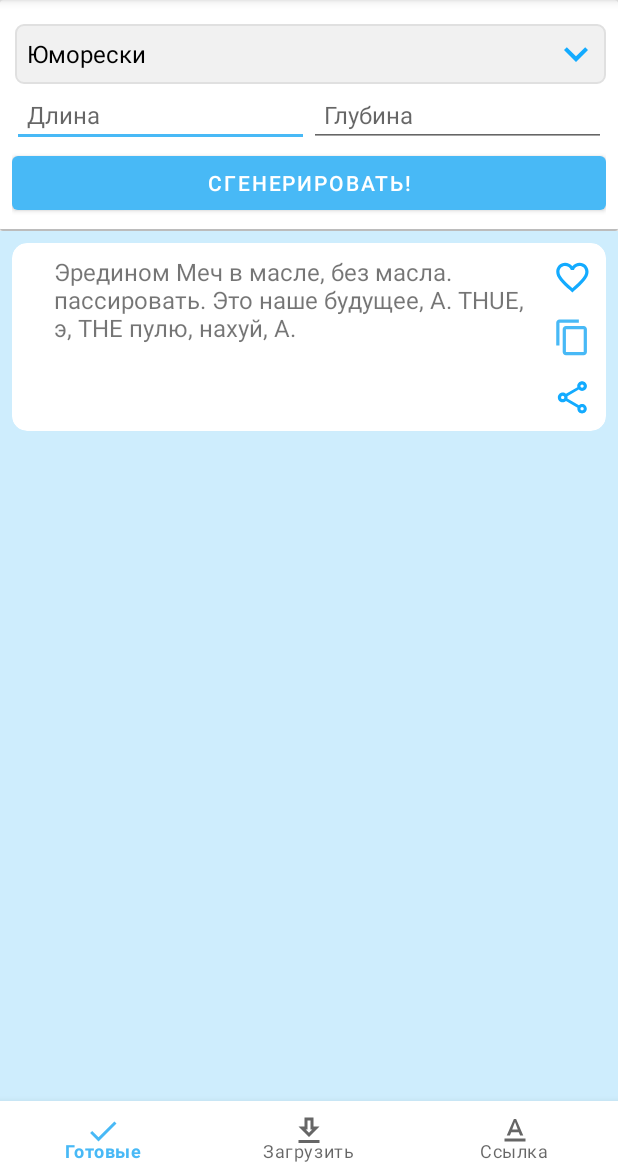
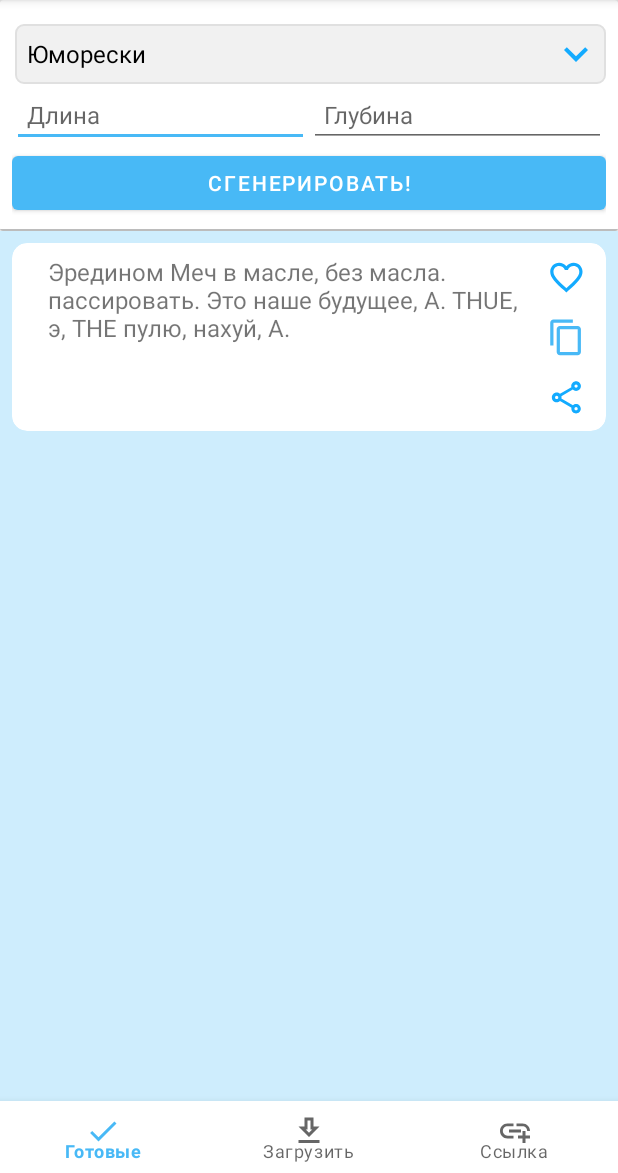
Before and after one commit to JavsTeam/TextBuilder-app, an Android app: the screen it shows after launch (MainActivity), after a tap on "СГЕНЕРИРОВАТЬ!", on a phone screen of 412 x 824 dp, the part 63-1236 px from its top. Run offline under Robolectric (Android 15) with nearby library versions, the phone set to English and light mode, and no system bars; our stand-ins replace Room's generated code, navigation-ui.

Commit message:
Minor refactor

```diff
--- a/app/build.gradle
+++ b/app/build.gradle
@@ -12,7 +12,7 @@ android {
         minSdkVersion 29
         targetSdkVersion 29
         versionCode 1
-        versionName "2.3 stable"
+        versionName "2.5 stable"
         multiDexEnabled true
 
         testInstrumentationRunner "androidx.test.runner.AndroidJUnitRunner"
--- a/app/src/main/AndroidManifest.xml
+++ b/app/src/main/AndroidManifest.xml
@@ -5,9 +5,9 @@
 
     <application
         android:allowBackup="true"
-        android:icon="@drawable/app_icon"
+        android:icon="@drawable/app_icon_light"
         android:label="@string/app_name"
-        android:roundIcon="@drawable/app_icon"
+        android:roundIcon="@drawable/app_icon_light"
         android:supportsRtl="true"
         android:theme="@style/Theme.TextBuilder">
 
--- a/app/src/main/java/com/textbuilder/db/providers/CardHandler.kt
+++ b/app/src/main/java/com/textbuilder/db/providers/CardHandler.kt
@@ -60,13 +60,13 @@ class CardHandler(private val database: CardsOperational) {
         }
     }
 
-    fun updateCardData(updatedCardId: Int) { // iwueyriweryiuwr!!!!
+    fun updateCardData(updatedCardId: Int) {
         updateCardData(database.cardsDao().findById(updatedCardId))
     }
 
     fun changeFavoriteStatus(cardId: Int) {
         val card = getCard(cardId)
-        if(card != null) { // card doesnt exist
+        if(card != null) { // If card doesnt exist
             card.isFavorite = !card.isFavorite
             updateCardData(card)
         }
--- a/app/src/main/java/com/textbuilder/ui/MainActivity.kt
+++ b/app/src/main/java/com/textbuilder/ui/MainActivity.kt
@@ -23,50 +23,38 @@ class MainActivity : AppCompatActivity(), UpdateListener {
     }
 
     private var displayFragment: DisplayFragment? = null
-    var sourceList: ArrayList<String> = ArrayList()
 
     override fun onCreate(savedInstanceState: Bundle?) {
         super.onCreate(savedInstanceState)
         setContentView(R.layout.activity_main)
         AppCompatDelegate.setDefaultNightMode(AppCompatDelegate.MODE_NIGHT_NO)
 
+        // Checking and restoring preferences storage if necessary
         val preferencesHandler = PreferencesHandler(this)
         preferencesHandler.logState()
-
         createDefaultSetOfSources()
 
+        // Setting up navigation host for Jetpack's Navigation component framework
         val navHostFragment =
             supportFragmentManager.findFragmentById(R.id.nav_host_fragment) as NavHostFragment
         val navController = navHostFragment.navController
 
+        // Setting up navigation view for Jetpack's Navigation component framework
         val bottomNavigationView: BottomNavigationView =
             findViewById(R.id.main_bottom_navigation_view)
         bottomNavigationView.setupWithNavController(navController)
 
-        var isDisplayingAll = true
-        displayFragment =
-            supportFragmentManager.findFragmentById(R.id.fragment_display) as DisplayFragment
-
+        // Setting up update listener of ActivityMain to let spinner know, when to rebuild itself
         val interactionFragment =
             navHostFragment.childFragmentManager.fragments[0] as GenerateFragment
         interactionFragment.setListener(this)
 
-        val buttonScaleAnimation: Animation =
-            AnimationUtils.loadAnimation(this, R.anim.button_scale)
-        val favoriteButton: ImageButton = findViewById(R.id.toolbar_button_favorite)
-        val hostFragmentLayout: View = findViewById(R.id.nav_host_fragment)
-        favoriteButton.setOnClickListener {
-            it.startAnimation(buttonScaleAnimation)
-            if (isDisplayingAll) {
-                displayFragment?.displayFavorite()
-                hostFragmentLayout.visibility = View.GONE
-            } else {
-                displayFragment?.displayAll()
-                hostFragmentLayout.visibility = View.VISIBLE
-            }
-            isDisplayingAll = !isDisplayingAll
-        }
-        displayFragment?.displayAll() // crutch for first launch
+        initLikeButton(findViewById(R.id.toolbar_button_favorite))
+
+        // Displaying all cards by default
+        displayFragment =
+            supportFragmentManager.findFragmentById(R.id.fragment_display) as DisplayFragment
+        displayFragment?.displayAll() // for first launch
     }
 
     private fun createDefaultSetOfSources() {
@@ -94,8 +82,26 @@ class MainActivity : AppCompatActivity(), UpdateListener {
         }
     }
 
+    // Serve for handling display of general and favorite lists of cards
+    private fun initLikeButton(favoriteButton: ImageButton) {
+        var isDisplayingAll = true
+        val buttonScaleAnimation: Animation =
+            AnimationUtils.loadAnimation(this, R.anim.button_scale)
+        val hostFragmentLayout: View = findViewById(R.id.nav_host_fragment)
+        favoriteButton.setOnClickListener {
+            it.startAnimation(buttonScaleAnimation)
+            if (isDisplayingAll) {
+                displayFragment?.displayFavorite()
+                hostFragmentLayout.visibility = View.GONE
+            } else {
+                displayFragment?.displayAll()
+                hostFragmentLayout.visibility = View.VISIBLE
+            }
+            isDisplayingAll = !isDisplayingAll
+        }
+    }
+
     override fun onUpdate() {
-        Thread.sleep(20) // waiting for db
         displayFragment?.displayAll()
     }
 }
--- a/app/src/main/java/com/textbuilder/ui/display/DisplayFragment.kt
+++ b/app/src/main/java/com/textbuilder/ui/display/DisplayFragment.kt
@@ -11,11 +11,8 @@ import com.example.textbuilder.R
 import com.textbuilder.db.CardsDatabase
 import com.textbuilder.db.FavoriteCardsDatabase
 import com.textbuilder.db.providers.CardHandler
-import com.textbuilder.service.Logger
 import com.textbuilder.ui.display.recyclerview.Adapter
 import com.textbuilder.ui.display.recyclerview.Card
-import kotlinx.coroutines.GlobalScope
-import kotlinx.coroutines.launch
 
 class DisplayFragment : Fragment() {
     var recyclerView: RecyclerView? = null
--- a/app/src/main/java/com/textbuilder/ui/generate/GenerateFragment.kt
+++ b/app/src/main/java/com/textbuilder/ui/generate/GenerateFragment.kt
@@ -1,23 +1,23 @@
 package com.textbuilder.ui.generate
 
-import android.app.Activity
 import android.os.Bundle
 import android.view.LayoutInflater
 import android.view.View
 import android.view.ViewGroup
-import android.view.inputmethod.InputMethodManager
-import android.widget.*
+import android.widget.ArrayAdapter
+import android.widget.Button
+import android.widget.EditText
+import android.widget.Spinner
 import androidx.fragment.app.Fragment
+import com.example.textbuilder.R
+import com.textbuilder.db.CardEntity
+import com.textbuilder.db.CardsDatabase
+import com.textbuilder.db.providers.CardHandler
 import com.textbuilder.gen.TextBuilder
-import com.example.textbuilder.R
-import com.textbuilder.db.CardsDatabase
-import com.textbuilder.db.CardEntity
 import com.textbuilder.service.FileHandler
+import com.textbuilder.service.Misc
 import com.textbuilder.service.PreferencesHandler
 import com.textbuilder.ui.UpdateListener
-import com.textbuilder.ui.upload.dialog.DeleteByTagDialogFragment
-import kotlinx.coroutines.GlobalScope
-import kotlinx.coroutines.launch
 
 class GenerateFragment : Fragment() {
     private var spinner: Spinner? = null
@@ -52,7 +52,6 @@ class GenerateFragment : Fragment() {
         spinner.adapter = adapter
     }
 
-
     private fun initTextEditors(lengthEditText: EditText, depthEditText: EditText) {
         this.lengthEditText = lengthEditText
         this.depthEditText = depthEditText
@@ -60,14 +59,9 @@ class GenerateFragment : Fragment() {
 
     private var updateListener: UpdateListener? = null
 
-    // to allow activity pass command to update cards in ReadySourceFragment
-    fun setListener(listener: UpdateListener) {
-        updateListener = listener
-    }
-
     private fun initButtonGenerate(generateButton: Button) {
         generateButton.setOnClickListener {
-            hideKeyboard()
+            Misc.hideKeyboard(requireActivity())
             val lengthStr = lengthEditText?.text.toString()
             val depthStr = depthEditText?.text.toString()
             val type = spinner?.selectedItemPosition
@@ -79,41 +73,22 @@ class GenerateFragment : Fragment() {
                 if (depth in 1..3) { // input ok
                     handleTextGeneration(type!!, length, depth)
                     updateListener?.onUpdate()
-                } else makeToast("Укажите глубину алгоритма от 1 до 3")
-            } else makeToast("Укажите длину текста от 0 до 1000")
+                } else Misc.toast(requireContext(), "Укажите глубину алгоритма от 1 до 3")
+            } else Misc.toast(requireContext(), "Укажите длину текста от 0 до 1000")
 
         }
     }
 
     private fun handleTextGeneration(sourceId: Int, length: Int, depth: Int) {
         val sourcesList = PreferencesHandler(requireActivity()).getSourceTagList()
-        val text = getText(sourceId, length, depth)
+        val text = getGeneratedText(sourceId, length, depth)
         saveToDB(sourcesList[sourceId], text)
     }
 
-    private fun hideKeyboard() {
-        val focusedView: View? = requireActivity().currentFocus
-        focusedView?.clearFocus()
-        val imm: InputMethodManager =
-            requireContext().getSystemService(Activity.INPUT_METHOD_SERVICE) as InputMethodManager
-        imm.hideSoftInputFromWindow(focusedView?.windowToken, 0)
-    }
-
-    // TODO: No net database connection
-    private fun getText(sourceId: Int, length: Int, depth: Int): String {
-        return getGeneratedText(sourceId, length, depth)
-    }
-
     private fun saveToDB(tag: String, text: String) {
-        val db = CardsDatabase(requireContext())
-        GlobalScope.launch {
-            db.cardsDao().insert(CardEntity(0, tag, text, false))
-            db.cardsDao().deleteOverLimit()
-        }
-    }
-
-    private fun makeToast(text: String) {
-        Toast.makeText(requireContext(), text, Toast.LENGTH_SHORT).show()
+        val handler = CardHandler(CardsDatabase(requireContext()))
+        handler.addCard(CardEntity(0, tag, text, false))
+        handler.deleteOverLimit()
     }
 
     private fun getGeneratedText(sourceId: Int, length: Int, depth: Int): String {
@@ -128,9 +103,11 @@ class GenerateFragment : Fragment() {
             requireContext(),
             sourceText
         )
-
-
-
         return textBuilder.getText(length)
     }
+
+    // To allow activity pass commands to update cards
+    fun setListener(listener: UpdateListener) {
+        updateListener = listener
+    }
 }
--- a/app/src/main/java/com/textbuilder/ui/parser/ParserFragment.kt
+++ b/app/src/main/java/com/textbuilder/ui/parser/ParserFragment.kt
@@ -76,9 +76,7 @@ class ParserFragment : Fragment() {
     }
 
     private fun getParsedText(link: String, amount: Int): String {
-        // https://vk.com/public158343732
         val domain = link.substring(15)
-        Logger.d(domain)
 
         var py: Python? = null
         py = if (!Python.isStarted()) {
--- /dev/null
+++ b/app/src/main/res/drawable/ic_link_24.xml
@@ -0,0 +1,5 @@
+<vector android:height="24dp" android:tint="#13ABFF"
+    android:viewportHeight="24" android:viewportWidth="24"
+    android:width="24dp" xmlns:android="http://schemas.android.com/apk/res/android">
+    <path android:fillColor="@android:color/white" android:pathData="M8,11h8v2L8,13zM20.1,12L22,12c0,-2.76 -2.24,-5 -5,-5h-4v1.9h4c1.71,0 3.1,1.39 3.1,3.1zM3.9,12c0,-1.71 1.39,-3.1 3.1,-3.1h4L11,7L7,7c-2.76,0 -5,2.24 -5,5s2.24,5 5,5h4v-1.9L7,15.1c-1.71,0 -3.1,-1.39 -3.1,-3.1zM19,12h-2v3h-3v2h3v3h2v-3h3v-2h-3z"/>
+</vector>
--- a/app/src/main/res/layout/card_item.xml
+++ b/app/src/main/res/layout/card_item.xml
@@ -14,18 +14,17 @@
 
     <androidx.constraintlayout.widget.ConstraintLayout
         android:layout_width="match_parent"
-        android:layout_height="wrap_content"
-        android:layout_marginStart="@dimen/text_size_big">
+        android:layout_height="wrap_content">
 
         <TextView
             android:id="@+id/card_text_main"
             style="@style/text_style_default"
             android:layout_width="0dp"
             android:layout_height="wrap_content"
+            android:layout_marginStart="16dp"
             android:minHeight="125dp"
             android:text="Сунул другую - нет второй. Залез весь. Вот он был, и вот его не стало. Почему феминистки не могут решить проблему гендерного неравенства? . . . Это суровое, по-настоящему бесщадное противостояние, исход которого не ясен. Очевидно, что каждая сторона рассчитывает на победу. Впрочем, я уже согласен и на ничью."
             app:layout_constraintEnd_toStartOf="@+id/card_button_like"
-            app:layout_constraintHorizontal_bias="0.0"
             app:layout_constraintStart_toStartOf="parent"
             app:layout_constraintTop_toTopOf="parent" />
 
@@ -54,14 +53,13 @@
             android:id="@+id/card_layout_unfold"
             android:layout_width="match_parent"
             android:layout_height="wrap_content"
-            android:layout_marginTop="8dp"
+            style="@style/unfold_layout_style"
             android:background="@drawable/rectangle_upperline_arrow_down"
             android:clickable="true"
             android:focusable="true"
             android:foreground="@drawable/ripple_rounded"
             app:layout_constraintBottom_toBottomOf="parent"
-            app:layout_constraintTop_toBottomOf="@+id/card_text_main"
-            app:layout_constraintVertical_bias="0.0">
+            app:layout_constraintTop_toBottomOf="@+id/card_text_main">
 
             <TextView
                 style="@style/text_style_default"
@@ -76,6 +74,7 @@
             android:id="@+id/card_layout_fold"
             android:layout_width="match_parent"
             android:layout_height="wrap_content"
+            style="@style/unfold_layout_style"
             android:layout_marginTop="8dp"
             android:background="@drawable/rectangle_upperline_arrow_up"
             android:clickable="true"
--- a/app/src/main/res/layout/fragment_parser.xml
+++ b/app/src/main/res/layout/fragment_parser.xml
@@ -17,7 +17,7 @@
             android:layout_height="wrap_content"
             android:autofillHints=""
             android:gravity="center"
-            android:hint="Название исходного файла"
+            android:hint="Выберите название исходного файла"
             android:inputType="text"
             android:theme="@style/edittext_theme_default"
             app:layout_constraintEnd_toEndOf="parent"
--- a/app/src/main/res/menu/menu_bottom_navigation.xml
+++ b/app/src/main/res/menu/menu_bottom_navigation.xml
@@ -10,6 +10,6 @@
         android:title="Загрузить" />
     <item
         android:id="@+id/parserFragment"
-        android:icon="@drawable/ic_paste_24"
+        android:icon="@drawable/ic_link_24"
         android:title="Ссылка" />
 </menu>
--- a/app/src/main/res/values/styles.xml
+++ b/app/src/main/res/values/styles.xml
@@ -7,7 +7,7 @@
         <item name="android:clickable">true</item>
         <item name="android:layout_marginBottom">@dimen/size_default</item>
         <item name="android:layout_marginTop">@dimen/size_small</item>
-        <item name="android:layout_marginEnd">@dimen/size_small</item>
+        <item name="android:layout_marginEnd">8dp</item>
         <item name="android:paddingStart">1dp</item>
         <item name="android:paddingTop">3dp</item>
         <item name="android:layout_width">36dp</item>
@@ -46,4 +46,10 @@
     <style name="focusable_style">
         <item name="android:focusable">true</item>
     </style>
+
+    <style name="unfold_layout_style">
+        <item name="android:layout_marginStart">16dp</item>
+        <item name="android:layout_marginEnd">16dp</item>
+
+    </style>
 </resources>
```
Also changed, not shown: app/src/main/res/drawable/app_icon_light.png (added).
